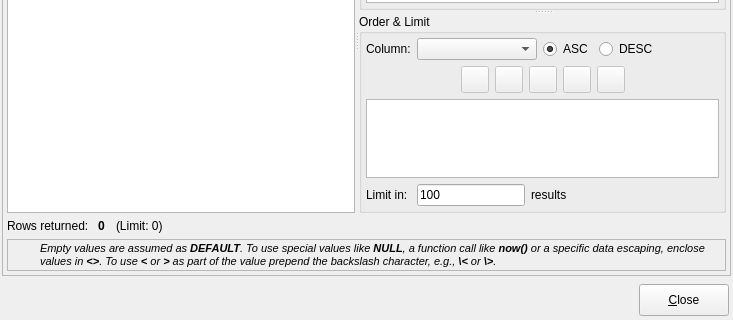
Before: the Qt Designer form libpgmodeler_ui/ui/datamanipulationform.ui in pgmodeler/pgmodeler, drawn with Qt 5; both pictures show x 0 to 733 and y 240 to 560 of the 733 by 560 pixel window.
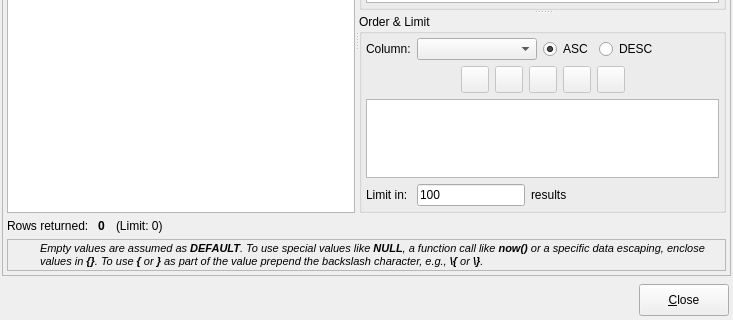
After: the same form once the commit is applied. Icons and pictures are not drawn.

Commit message: Changed the characters used to specify function call or any unescaped values in DataManipulationForm from <> to {}

The edit to the form file:
```diff
--- a/libpgmodeler_ui/ui/datamanipulationform.ui
+++ b/libpgmodeler_ui/ui/datamanipulationform.ui
@@ -306,7 +306,7 @@
             </font>
            </property>
            <property name="text">
-            <string>Empty values are assumed as &lt;strong&gt;DEFAULT&lt;/strong&gt;. To use special values like &lt;strong&gt;NULL&lt;/strong&gt;, a function call like &lt;strong&gt;now()&lt;/strong&gt; or a specific data escaping, enclose values in &lt;strong&gt;&amp;lt;&amp;gt;&lt;/strong&gt;. To use &lt;strong&gt;&amp;lt;&lt;/strong&gt; or &lt;strong&gt;&amp;gt;&lt;/strong&gt; as part of the value prepend the backslash character, e.g., &lt;strong&gt;\&amp;lt;&lt;/strong&gt; or &lt;strong&gt;\&amp;gt;&lt;/strong&gt;.</string>
+            <string>&lt;html&gt;&lt;head/&gt;&lt;body&gt;&lt;p&gt;Empty values are assumed as &lt;span style=&quot; font-weight:600;&quot;&gt;DEFAULT&lt;/span&gt;. To use special values like &lt;span style=&quot; font-weight:600;&quot;&gt;NULL&lt;/span&gt;, a function call like &lt;span style=&quot; font-weight:600;&quot;&gt;now()&lt;/span&gt; or a specific data escaping, enclose values in &lt;span style=&quot; font-weight:600;&quot;&gt;{}&lt;/span&gt;. To use &lt;span style=&quot; font-weight:600;&quot;&gt;{&lt;/span&gt; or &lt;span style=&quot; font-weight:600;&quot;&gt;}&lt;/span&gt; as part of the value prepend the backslash character, e.g., &lt;span style=&quot; font-weight:600;&quot;&gt;\{&lt;/span&gt; or &lt;span style=&quot; font-weight:600;&quot;&gt;\}&lt;/span&gt;.&lt;/p&gt;&lt;/body&gt;&lt;/html&gt;</string>
            </property>
            <property name="wordWrap">
             <bool>true</bool>
```
The commit also changes 1 other file.
